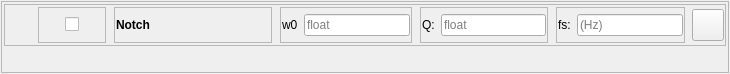
This is physiolabxr/_ui/dsp_ui/NotchFilterWidget.ui in PhysioLabXR/PhysioLabXR-Community as Qt 5 draws it before an edit. The edited form follows.
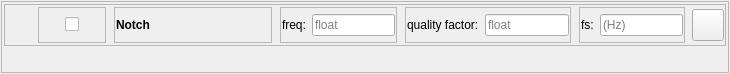
This is the edited form.

Commit message: update notch filter UI

```diff
--- a/physiolabxr/_ui/dsp_ui/NotchFilterWidget.ui
+++ b/physiolabxr/_ui/dsp_ui/NotchFilterWidget.ui
@@ -316,7 +316,7 @@
                   <item>
                    <widget class="QLabel" name="w0Lable">
                     <property name="text">
-                     <string>w0</string>
+                     <string>freq:</string>
                     </property>
                    </widget>
                   </item>
@@ -384,7 +384,7 @@
                   <item>
                    <widget class="QLabel" name="QLabel">
                     <property name="text">
-                     <string>Q:</string>
+                     <string>quality factor:</string>
                     </property>
                    </widget>
                   </item>
```
The commit also changes 2 other files.
